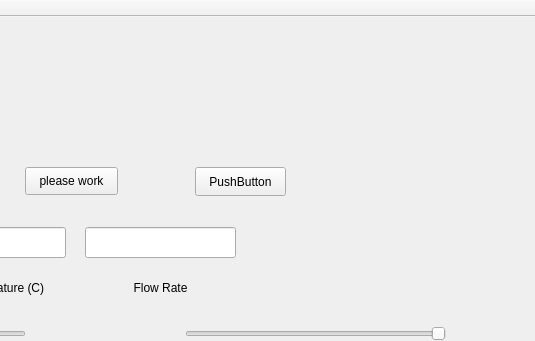
The window that FaucetGUI/mainwindow.ui (WilliamJou/FaucetProject) describes before a commit, drawn with Qt 5; both pictures show x 355 to 890 and y 0 to 341 of the 890 by 560 pixel window.
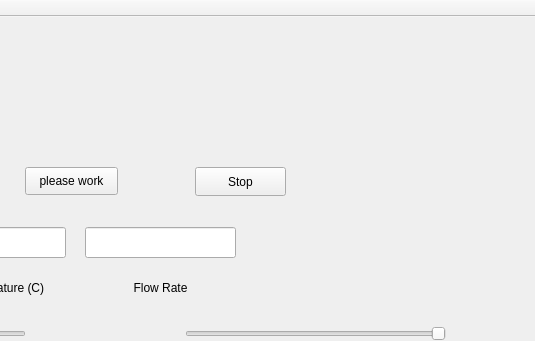
The same window after the commit.

Commit message:
Added instant turn off ability.
Added hx711py folder for weight tracking.

The edit to the form file:
```diff
--- a/FaucetGUI/mainwindow.ui
+++ b/FaucetGUI/mainwindow.ui
@@ -202,7 +202,7 @@
      </rect>
     </property>
     <property name="text">
-     <string>PushButton</string>
+     <string>Stop</string>
     </property>
    </widget>
   </widget>
```
The commit also changes 2 other files.
